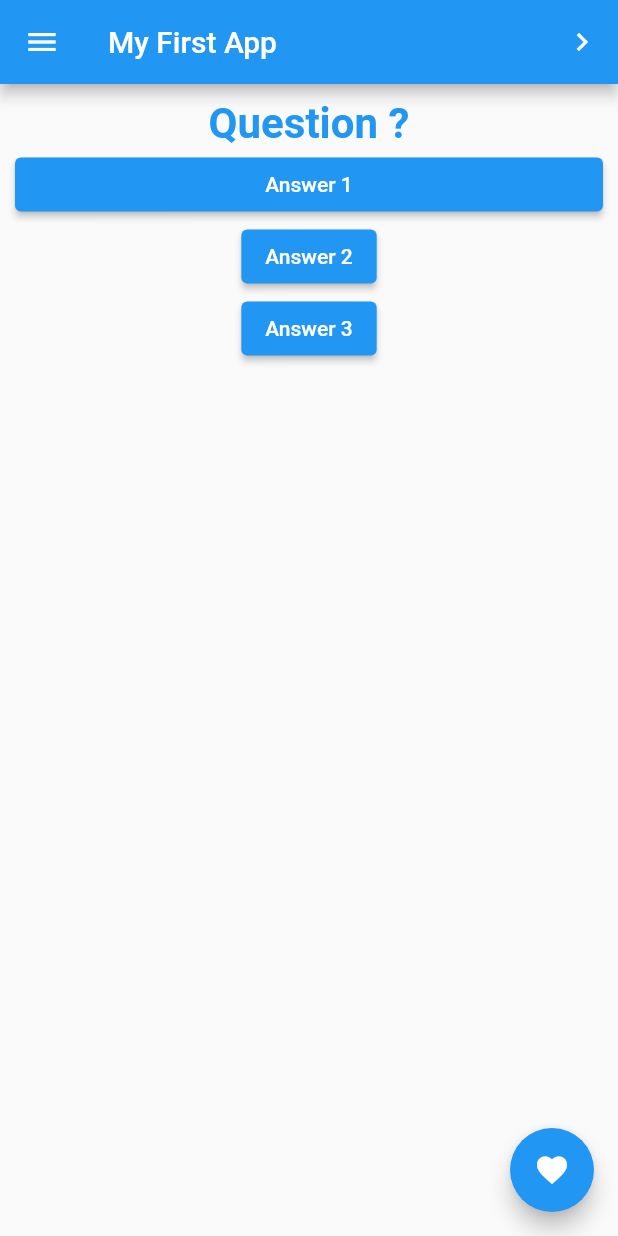
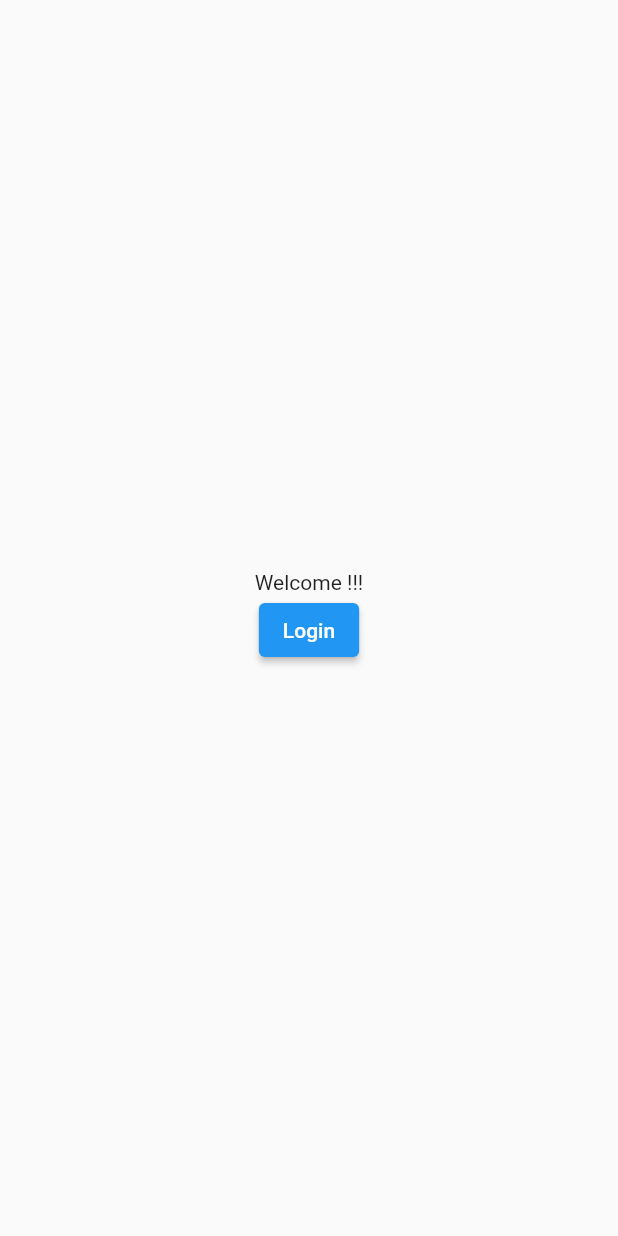
Before and after one commit to wahidh007/-flutterFirstApp, a Flutter app: the screen it shows after launch, on a phone screen of 412 x 824 dp. Run offline on Flutter 3.47's test engine with Material 2 defaults, Android fonts, the phone set to English and light mode, and no system bars.

Commit message:
version3

```diff
--- /dev/null
+++ b/lib/login.dart
@@ -0,0 +1,23 @@
+import 'package:flutter/material.dart';
+
+class LoginPage extends StatelessWidget {
+  const LoginPage({Key? key}) : super(key: key);
+
+  @override
+  Widget build(BuildContext context) {
+    return Material(
+      child: Column(
+        mainAxisAlignment: MainAxisAlignment.center,
+        children: [
+          Text('Welcome !!!'),
+          ElevatedButton(
+            onPressed: () {
+              Navigator.pushNamed(context, '/home');
+            },
+            child: Text('Login'),
+          )
+        ],
+      ),
+    );
+  }
+}
--- a/lib/main.dart
+++ b/lib/main.dart
@@ -1,18 +1,25 @@
-import 'package:flutter/cupertino.dart';
 import 'package:flutter/material.dart';
+import 'package:test1/login.dart';
+import 'package:test1/main3.dart';
 
 void main() {
   runApp(MyApp());
 }
 
 class MyApp extends StatelessWidget {
+  const MyApp({Key? key}) : super(key: key);
+
   @override
   Widget build(BuildContext context) {
-    // TODO: implement build
     return MaterialApp(
-      title: "My First App",
-      home: HomePage(),
+      title: 'First App',
+      // home: HomePage(),
       debugShowCheckedModeBanner: false,
+      initialRoute: '/',
+      routes: {
+        '/': (context) => LoginPage(),
+        '/home': (context) => HomePage(),
+      },
     );
   }
 }
@@ -24,61 +31,27 @@ class HomePage extends StatelessWidget {
   Widget build(BuildContext context) {
     return Scaffold(
       appBar: AppBar(
-        title: Text("My First App"),
+        title: Text('First App'),
         actions: [
           IconButton(
             onPressed: () {
-              print("action button pressed!");
+              print('action button pressed !');
+              Navigator.pop(context);
             },
-            icon: Icon(Icons.navigate_next),
-          )
+            icon: Icon(Icons.navigate_before_rounded),
+          ),
         ],
       ),
-      body: Container(
-        margin: EdgeInsets.all(10),
-        child: Center(
-          child: Column(
-            children: [
-              Text(
-                "Question ?",
-                style: TextStyle(
-                  fontWeight: FontWeight.bold,
-                  fontSize: 28,
-                  color: Colors.blue,
-                ),
-              ),
-              SizedBox(
-                width: double.infinity,
-                child: ElevatedButton(
-                  onPressed: () {
-                    print("answer 1 pressed");
-                  },
-                  child: Text("Answer 1"),
-                ),
-              ),
-              ElevatedButton(
-                onPressed: () {
-                  print("answer 2 pressed");
-                },
-                child: Text("Answer 2"),
-              ),
-              ElevatedButton(
-                onPressed: () {
-                  print("answer 3 pressed");
-                },
-                child: Text("Answer 3"),
-              ),
-            ],
-          ),
-        ),
-      ),
+      body: Text('Hello Wahid !!!'),
       floatingActionButton: FloatingActionButton(
         onPressed: () {
-          print("Floating button pressed!");
+          print('Floating button pressed!');
         },
         child: Icon(Icons.favorite),
       ),
-      drawer: Drawer(),
+      drawer: Drawer(
+        child: Text('Drawer !'),
+      ),
     );
   }
 }
```
Also changed, not shown: lib/main3.dart (added, +84 -0 lines).
